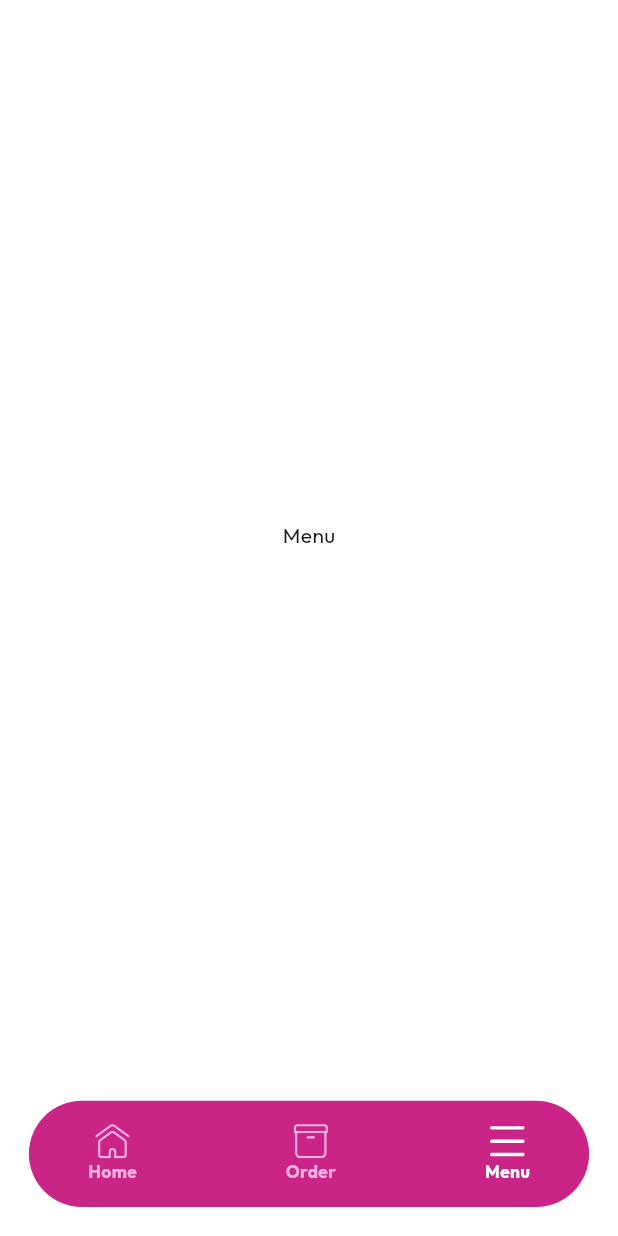
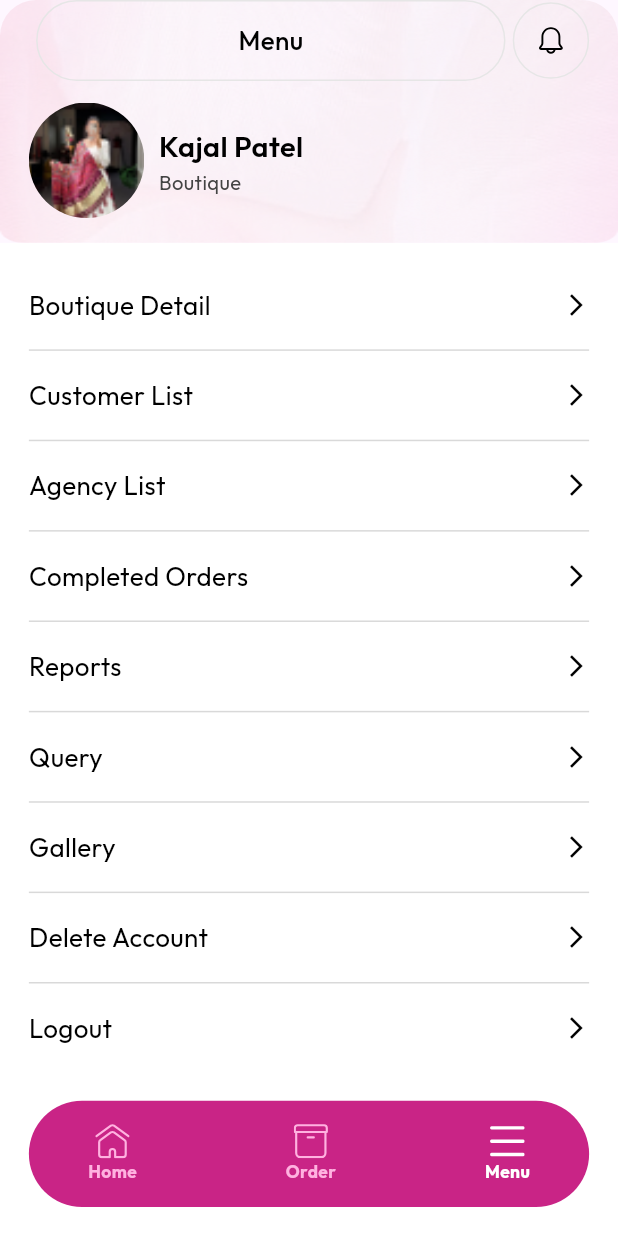
Before and after one commit to bnGohil/OdhaniSQT, a Flutter app: the screen it shows after launch, item 3 of the bottom bar chosen, on a phone screen of 412 x 824 dp. Run offline on Flutter 3.47's test engine with Material 3 defaults, Android fonts, the phone set to English and light mode, and no system bars; our stand-ins replace cached_network_image, dio, flutter_image_compress, flutter_secure_storage, flutter_svg, geolocator and 3 more; accounts and stored records are empty.

Commit message:
- menu page done

```diff
--- a/lib/app.dart
+++ b/lib/app.dart
@@ -31,26 +31,26 @@ class OdhaniApp extends StatelessWidget {
 
   ThemeData appTheme(BuildContext context){
     return ThemeData(
-        appBarTheme: AppBarTheme.of(context).copyWith(
-            centerTitle: true,
-            color: Colors.transparent,
-            systemOverlayStyle: const SystemUiOverlayStyle(
-              statusBarColor: Colors.transparent,
-              statusBarIconBrightness: Brightness.dark,
-            ),
-            foregroundColor: kBlackColor,
-            surfaceTintColor: Colors.transparent,
-            toolbarHeight: kToolbarHeight,
-            titleTextStyle: TextStyle(
-                color: kTextSecondaryColor,
-                fontSize: 20.sp,
-                fontWeight: FontWeight.w700,
-                fontFamily: "NunitoSans"
-            ),
-            shape:  UnderlineInputBorder(
-              borderSide: BorderSide(color: kTextSecondaryColor.withOpacity(0.30)),
-            )
-        ),
+        // appBarTheme: AppBarTheme.of(context).copyWith(
+        //     centerTitle: true,
+        //     color: Colors.transparent,
+        //     systemOverlayStyle: const SystemUiOverlayStyle(
+        //       statusBarColor: Colors.transparent,
+        //       statusBarIconBrightness: Brightness.dark,
+        //     ),
+        //     foregroundColor: kBlackColor,
+        //     surfaceTintColor: Colors.transparent,
+        //     toolbarHeight: kToolbarHeight,
+        //     titleTextStyle: TextStyle(
+        //         color: kTextSecondaryColor,
+        //         fontSize: 20.sp,
+        //         fontWeight: FontWeight.w700,
+        //         fontFamily: "NunitoSans"
+        //     ),
+        //     shape:  UnderlineInputBorder(
+        //       borderSide: BorderSide(color: kTextSecondaryColor.withOpacity(0.30)),
+        //     )
+        // ),
         primarySwatch: primarySwatchColor,
         useMaterial3: true,
         fontFamily: "Outfit"
--- /dev/null
+++ b/lib/app/menu/domian/menu_model.dart
@@ -0,0 +1,22 @@
+import 'package:odhani_design_sqt/utils/utils.dart';
+
+class MenuModel{
+
+  String? name;
+
+  MenuModel({this.name});
+
+
+ static List<MenuModel> menuList = [
+   MenuModel(name: "Boutique Detail"),
+   MenuModel(name: "Customer List"),
+   MenuModel(name: "Agency List"),
+   MenuModel(name: "Completed Orders"),
+   MenuModel(name: "Reports"),
+   MenuModel(name: "Query"),
+   MenuModel(name: "Gallery"),
+   MenuModel(name: "Delete Account"),
+   MenuModel(name: "Logout"),
+ ];
+
+}
--- a/lib/app/menu/domian/tab_model.dart
+++ /dev/null
@@ -1,17 +0,0 @@
-import 'package:odhani_design_sqt/utils/utils.dart';
-
-class TabModel{
-
-  String? name;
-  String? icon;
-
-  TabModel({this.name,this.icon});
-
-
- static List<TabModel> tabList = [
-   TabModel(name: "Home",icon: "$iconPath/home.svg"),
-   TabModel(name: "Order",icon: "$iconPath/order.svg"),
-   TabModel(name: "Menu",icon: "$iconPath/menu.svg"),
- ];
-
-}
--- a/lib/app/menu/view/menu_page.dart
+++ b/lib/app/menu/view/menu_page.dart
@@ -1,4 +1,7 @@
+import 'package:flutter/cupertino.dart';
 import 'package:flutter/material.dart';
+import 'package:flutter/widgets.dart';
+import 'package:odhani_design_sqt/app/menu/domian/menu_model.dart';
 import 'package:odhani_design_sqt/app/tab/domian/tab_model.dart';
 import 'package:odhani_design_sqt/utils/utils.dart';
 class MenuPage extends StatefulWidget {
@@ -13,13 +16,108 @@ class _MenuPageState extends State<MenuPage> {
 
   int selectedIndex = 0;
 
+
+
   @override
   Widget build(BuildContext context) {
     return Scaffold(
       backgroundColor: kBackground,
-      body: Center(
-        child: Text("Menu"),
+      appBar: AppBar(
+        scrolledUnderElevation: 0,
+        toolbarHeight: kToolbarHeight + 110.sp,
+      flexibleSpace: Container(
+        padding: EdgeInsets.symmetric(horizontal: 20.sp),
+        decoration: BoxDecoration(
+          borderRadius: BorderRadius.only(
+              topLeft: Radius.circular(25.sp),
+            topRight: Radius.circular(25.sp),
+          ),
+          image: DecorationImage(image: AssetImage("assets/images/graphics/card_back_ground.png"),fit: BoxFit.fill)
+        ),
+        child: SafeArea(
+          child: Column(
+            children: [
+              Row(
+                children: [
+                  Expanded(
+                    child: Padding(
+                      padding:  EdgeInsets.symmetric(horizontal: 5.sp),
+                      child: Container(
+                        padding: EdgeInsets.all(14.sp),
+                        decoration: BoxDecoration(
+                          color: Colors.transparent,
+                          borderRadius: BorderRadius.circular(100),
+                          border: Border.all(color: kBorderColor),
+                        ),
+                        child: Column(
+                          mainAxisSize: MainAxisSize.min,
+                          children: [
+                            Flexible(
+                              child: Text("Menu",style: CustomTextStyle.mediumFont18Style.copyWith(
+                                  color: kBlackColor
+                              ),),
+                            ),
+                          ],
+                        ),
+                      ),
+                    ),
+                  ),
+                  Container(
+                    padding: EdgeInsets.all(14.sp),
+                    decoration: BoxDecoration(
+                      color: Colors.transparent,
+                      borderRadius: BorderRadius.circular(100),
+                      border: Border.all(color: kBorderColor),
+                    ),
+                    child: ImageUtil.iconImageClass.notificationIcon,
+                  ),
+                ],
+              ),
+              SizedBox(height: 15.sp,),
+              Row(
+                children: [
+                  SizedBox(
+                    height: 80.sp,
+                    width: 80.sp,
+                    child: ClipRRect(
+                        borderRadius: BorderRadius.circular(100),
+                        child: Image.asset("assets/images/dummy_img/image_1.png",fit: BoxFit.cover,)),
+                  ),
+                  SizedBox(width: 10.sp,),
+                  Expanded(child: Column(
+                    crossAxisAlignment: CrossAxisAlignment.start,
+                    children: [
+                      Text("Kajal Patel",style: CustomTextStyle.semiBoldRegularFont20Style,),
+                      Text("Boutique",style: CustomTextStyle.regularFont16Style.copyWith(fontSize: 14.sp),)
+                    ],
+                  ))
+                ],
+              )
+            ],
+          ),
+        ),
       ),
+      ),
+      body: ListView.builder(
+        physics: const ClampingScrollPhysics(),
+        padding: EdgeInsets.symmetric(horizontal: 20.sp,vertical: 20.sp),
+        itemCount: MenuModel.menuList.length,
+        itemBuilder: (context, index) {
+        final menu = MenuModel.menuList[index];
+        return Column(
+          children: [
+            SizedBox(height: 10.sp,),
+            Row(
+              children: [
+                Expanded(child: Text(menu.name ?? "",style: CustomTextStyle.regularFont18Style,)),
+                Icon(Icons.arrow_forward_ios_outlined,color: kBlackColor,size: 18.sp,)
+              ],
+            ),
+            SizedBox(height: 10.sp,),
+            const Divider(color: Color(0xffD9D9D9),)
+          ],
+        );
+      },),
 
     );
   }
```
